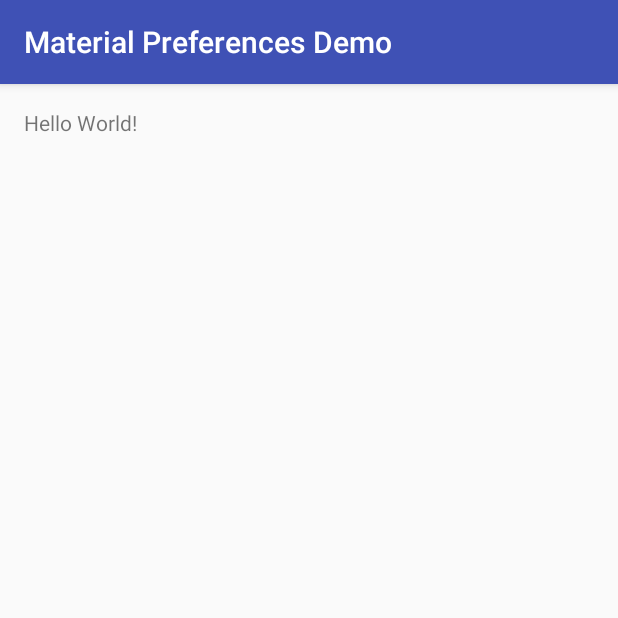
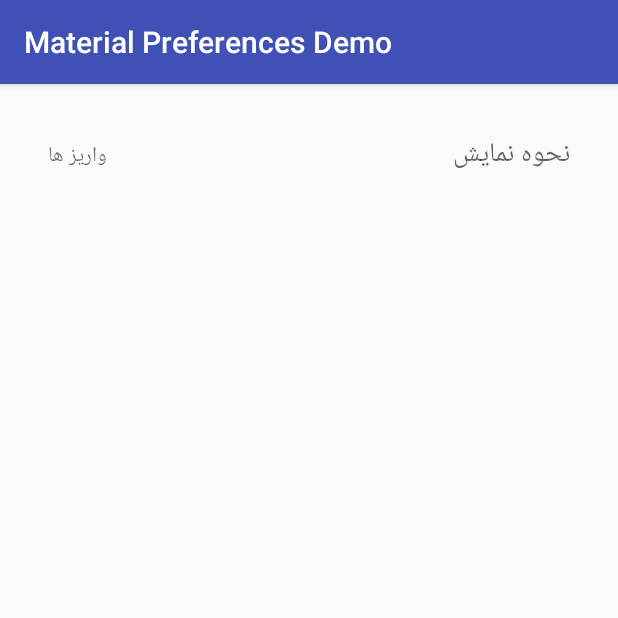
Before and after one commit to MRezaNasirloo/PreferenceZero, an Android app: the screen it shows after launch (MainActivity), on a phone screen of 412 x 824 dp, the top half of it. Run offline under Robolectric (Android 15) with nearby library versions, the phone set to English and light mode, and no system bars.

Commit message:
Fixes design problem in Dialog Preferences types.

```diff
--- a/app/build.gradle
+++ b/app/build.gradle
@@ -23,4 +23,5 @@ dependencies {
     compile fileTree(dir: 'libs', include: ['*.jar'])
     testCompile 'junit:junit:4.12'
     compile 'com.android.support:appcompat-v7:23.2.1'
+    compile project(":material-preferences-lib")
 }
--- a/app/src/main/res/layout/activity_main.xml
+++ b/app/src/main/res/layout/activity_main.xml
@@ -4,14 +4,24 @@
     xmlns:tools="http://schemas.android.com/tools"
     android:layout_width="match_parent"
     android:layout_height="match_parent"
+    xmlns:app="http://schemas.android.com/apk/res-auto"
+    android:paddingBottom="@dimen/activity_vertical_margin"
     android:paddingLeft="@dimen/activity_horizontal_margin"
     android:paddingRight="@dimen/activity_horizontal_margin"
     android:paddingTop="@dimen/activity_vertical_margin"
-    android:paddingBottom="@dimen/activity_vertical_margin"
-    tools:context="com.sixthsolution.materialpreferencesdemo.MainActivity">
+    tools:context="com.sixthsolution.materialpreferencesdemo.MainActivity"
+    >
 
-    <TextView
-        android:text="Hello World!"
-        android:layout_width="wrap_content"
-        android:layout_height="wrap_content" />
+    <com.sixthsolution.materialpreferences.EasyPreferenceListDialog
+        android:layout_width="match_parent"
+        android:layout_height="wrap_content"
+        android:id="@+id/preference_switch_notification_type"
+        android:entries="@array/pref_notification_how_to_show_list_entries"
+        android:entryValues="@array/pref_notification_how_to_show_list_values"
+        app:ep_default="1"
+        app:ep_key="pref_notification_type"
+        app:ep_title="نحوه نمایش"
+        />
+        <!--app:ep_dependency="pref_notification_show"-->
+
 </RelativeLayout>
--- a/app/src/main/res/values/strings.xml
+++ b/app/src/main/res/values/strings.xml
@@ -1,3 +1,16 @@
 <resources>
     <string name="app_name">Material Preferences Demo</string>
+
+    <string-array name="pref_notification_how_to_show_list_entries">
+        <item>اعلان ها</item>
+        <item>واریز ها</item>
+        <item>پرداخت ها</item>
+        <item>همه</item>
+    </string-array>
+    <string-array name="pref_notification_how_to_show_list_values">
+        <item>1</item>
+        <item>2</item>
+        <item>3</item>
+        <item>4</item>
+    </string-array>
 </resources>
--- a/material-preferences-lib/build.gradle
+++ b/material-preferences-lib/build.gradle
@@ -22,4 +22,5 @@ dependencies {
     compile fileTree(dir: 'libs', include: ['*.jar'])
     testCompile 'junit:junit:4.12'
     compile 'com.android.support:appcompat-v7:23.2.1'
+    compile 'com.android.support:support-v4:23.2.1'
 }
--- a/material-preferences-lib/src/main/java/com/sixthsolution/materialpreferences/EasyPreferenceDialog.java
+++ b/material-preferences-lib/src/main/java/com/sixthsolution/materialpreferences/EasyPreferenceDialog.java
@@ -1,11 +1,15 @@
 package com.sixthsolution.materialpreferences;
 
+import android.app.Dialog;
 import android.content.Context;
+import android.support.v7.app.AppCompatActivity;
 import android.util.AttributeSet;
 import android.view.View;
 
 /**
  * @author : Pedramrn@gmail.com Created on: 2016-01-06
+ *
+ * Base class for List type preferecnces
  */
 public abstract class EasyPreferenceDialog<T> extends EasyPreference<T> {
 
@@ -29,5 +33,14 @@ public abstract class EasyPreferenceDialog<T> extends EasyPreference<T> {
     /**
      * show A dialog to show in onClick
      */
-    protected abstract void show();
+    protected void show() {
+        getDialog().show((AppCompatActivity) getContext());
+    }
+
+    /**
+     * Implement this method and create a {@link Dialog} to show
+     *
+     * @return Dialog
+     */
+    protected abstract Showable getDialog();
 }
--- /dev/null
+++ b/material-preferences-lib/src/main/java/com/sixthsolution/materialpreferences/Showable.java
@@ -0,0 +1,10 @@
+package com.sixthsolution.materialpreferences;
+
+import android.support.v7.app.AppCompatActivity;
+
+/**
+ * @author : Pedramrn@gmail.com Created on: 2016-05-09
+ */
+public interface Showable {
+    void show(AppCompatActivity activity);
+}
```
Also changed, not shown: material-preferences-lib/src/main/java/com/sixthsolution/materialpreferences/EasyDialogFragment.java (+31 -5 lines), material-preferences-lib/src/main/java/com/sixthsolution/materialpreferences/EasyPreferenceDialogColorChooser.java (+6 -5 lines), material-preferences-lib/src/main/java/com/sixthsolution/materialpreferences/EasyPreferenceListDialog.java (+13 -12 lines), material-preferences-lib/src/main/java/com/sixthsolution/materialpreferences/ListDialog.java (deleted, +0 -62 lines), material-preferences-lib/src/main/java/com/sixthsolution/materialpreferences/SingleChoiceListDialog.java (added, +80 -0 lines).
